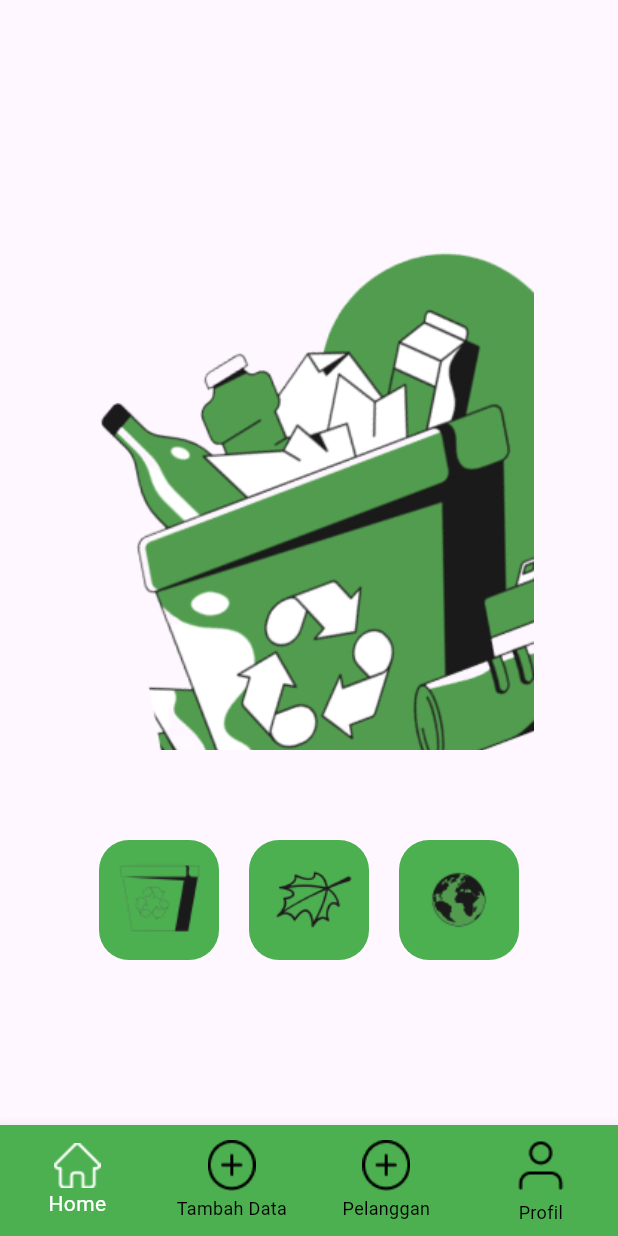
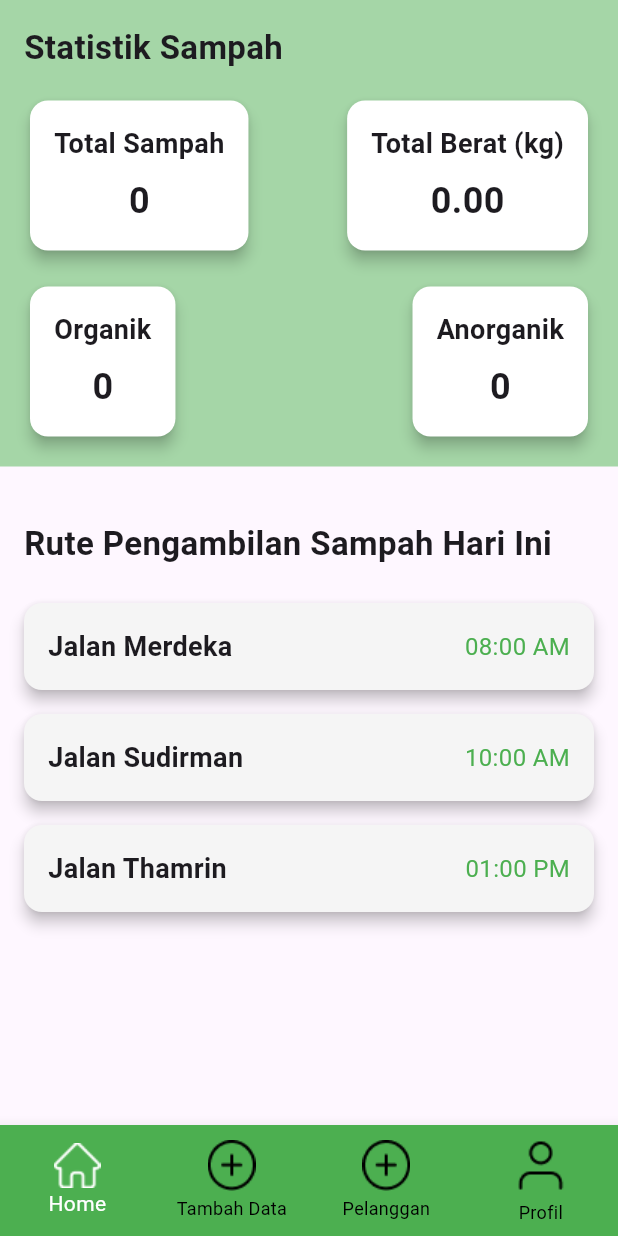
Before and after one commit to farhanhadrawi/Mitra-Sampah, a Flutter app: the HomeScreen screen opened directly, on a phone screen of 412 x 824 dp. Run offline on Flutter 3.47's test engine with Material 3 defaults, Android fonts, the phone set to English and light mode, and no system bars; our stand-ins replace cloud_firestore, firebase_auth, firebase_core, firebase_storage, geolocator, google_maps_flutter and 1 more; accounts and stored records are empty.

Commit message:
Terbaru Brok

```diff
--- a/lib/home.dart
+++ b/lib/home.dart
@@ -1,4 +1,6 @@
+import 'package:cloud_firestore/cloud_firestore.dart';
 import 'package:flutter/material.dart';
+import 'add.dart'; // Impor halaman AddDataScreen
 import 'profile.dart';
 import 'customer.dart'; // Impor halaman customer.dart
 
@@ -11,6 +13,49 @@ class HomeScreen extends StatefulWidget {
 
 class _HomeScreenState extends State<HomeScreen> {
   int _selectedIndex = 0;
+  double totalWeight = 0;
+  int totalSampah = 0;
+  Map<String, int> wasteCount = {'Organik': 0, 'Anorganik': 0};
+
+  // Data rute pengambilan sampah hari ini (contoh data statis)
+  final List<Map<String, String>> routes = [
+    {"route": "Jalan Merdeka", "time": "08:00 AM"},
+    {"route": "Jalan Sudirman", "time": "10:00 AM"},
+    {"route": "Jalan Thamrin", "time": "01:00 PM"},
+  ];
+
+  @override
+  void initState() {
+    super.initState();
+    _fetchStats();
+  }
+
+  // Mengambil statistik sampah dari Firestore
+  Future<void> _fetchStats() async {
+    final snapshot =
+        await FirebaseFirestore.instance.collection('wasteData').get();
+
+    double weight = 0;
+    int sampahCount = 0;
+    Map<String, int> count = {'Organik': 0, 'Anorganik': 0};
+
+    snapshot.docs.forEach((doc) {
+      double docWeight = doc['weight']?.toDouble() ?? 0;
+      weight += docWeight;
+      sampahCount++;
+
+      String wasteType = doc['wasteType'] ?? '';
+      if (count.containsKey(wasteType)) {
+        count[wasteType] = count[wasteType]! + 1;
+      }
+    });
+
+    setState(() {
+      totalWeight = weight;
+      totalSampah = sampahCount;
+      wasteCount = count;
+    });
+  }
 
   void _onItemTapped(int index) {
     setState(() {
@@ -18,18 +63,19 @@ class _HomeScreenState extends State<HomeScreen> {
     });
   }
 
+  // Menyusun widget untuk tampilan menu
   static final List<Widget> _widgetOptions = <Widget>[
-    const HomeContent(),
-    const Center(
-        child: Text('Tambah Data')), // Placeholder untuk halaman Tambah Data
-    const CustomerScreen(), // Arahkan ke halaman customer
-    const ProfileScreen(), // Halaman profil
+    const HomeContent(), // Halaman Home
+    const AddDataScreen(), // Halaman AddDataScreen
+    const CustomerScreen(), // Halaman Customer
+    const ProfileScreen(), // Halaman Profile
   ];
 
   @override
   Widget build(BuildContext context) {
     return Scaffold(
-      body: _widgetOptions.elementAt(_selectedIndex),
+      body: _widgetOptions[
+          _selectedIndex], // Menampilkan widget sesuai pilihan BottomNavigationBar
       bottomNavigationBar: BottomNavigationBar(
         items: <BottomNavigationBarItem>[
           BottomNavigationBarItem(
@@ -79,44 +125,113 @@ class HomeContent extends StatelessWidget {
 
   @override
   Widget build(BuildContext context) {
-    return Column(
-      mainAxisAlignment: MainAxisAlignment.center,
+    // Ambil instance dari _HomeScreenState untuk mengakses statistik
+    final _HomeScreenState homeState =
+        context.findAncestorStateOfType<_HomeScreenState>()!;
+
+    return SingleChildScrollView(
+      child: Column(
         children: [
-        SizedBox(
-          width: 300,
-          height: 400,
-          child: Image.asset(
-            'assets/image1.png',
-            fit: BoxFit.contain,
+          // Statistik Sampah
+          Container(
+            padding: const EdgeInsets.all(16.0),
+            color: Colors.green[200],
+            child: Column(
+              crossAxisAlignment: CrossAxisAlignment.start,
+              children: [
+                const Text(
+                  'Statistik Sampah',
+                  style: TextStyle(fontSize: 22, fontWeight: FontWeight.bold),
                 ),
+                const SizedBox(height: 16),
+                Row(
+                  mainAxisAlignment: MainAxisAlignment.spaceBetween,
+                  children: [
+                    _statCard('Total Sampah', homeState.totalSampah.toString()),
+                    _statCard('Total Berat (kg)',
+                        homeState.totalWeight.toStringAsFixed(2)),
+                  ],
                 ),
-        const SizedBox(height: 50),
+                const SizedBox(height: 16),
                 Row(
-          mainAxisAlignment: MainAxisAlignment.center,
+                  mainAxisAlignment: MainAxisAlignment.spaceBetween,
                   children: [
-            _buildIconButton(context, 'assets/icon1.png'),
-            const SizedBox(width: 20),
-            _buildIconButton(context, 'assets/icon2.png'),
-            const SizedBox(width: 20),
-            _buildIconButton(context, 'assets/icon3.png'),
+                    _statCard(
+                        'Organik', homeState.wasteCount['Organik'].toString()),
+                    _statCard('Anorganik',
+                        homeState.wasteCount['Anorganik'].toString()),
                   ],
                 ),
               ],
+            ),
+          ),
+          const SizedBox(height: 20),
+
+          // Rute Pengambilan Sampah Hari Ini
+          Container(
+            padding: const EdgeInsets.all(16.0),
+            child: Column(
+              crossAxisAlignment: CrossAxisAlignment.start,
+              children: [
+                const Text(
+                  'Rute Pengambilan Sampah Hari Ini',
+                  style: TextStyle(fontSize: 22, fontWeight: FontWeight.bold),
+                ),
+                const SizedBox(height: 16),
+                ...homeState.routes
+                    .map((route) => _routeCard(route['route']!, route['time']!))
+                    .toList(),
+              ],
+            ),
+          ),
+        ],
+      ),
     );
   }
 
-  Widget _buildIconButton(BuildContext context, String assetPath) {
-    return Container(
-      width: 80,
-      height: 80,
-      decoration: BoxDecoration(
-        color: Colors.green,
-        borderRadius: BorderRadius.circular(20),
+  Widget _statCard(String title, String value) {
+    return Card(
+      color: Colors.white,
+      elevation: 4,
+      child: Padding(
+        padding: const EdgeInsets.all(16.0),
+        child: Column(
+          children: [
+            Text(
+              title,
+              style: const TextStyle(fontSize: 18, fontWeight: FontWeight.bold),
             ),
-      child: IconButton(
-        icon: Image.asset(assetPath),
-        iconSize: 40,
-        onPressed: () {},
+            const SizedBox(height: 8),
+            Text(
+              value,
+              style: const TextStyle(fontSize: 24, fontWeight: FontWeight.w600),
+            ),
+          ],
+        ),
+      ),
+    );
+  }
+
+  Widget _routeCard(String route, String time) {
+    return Card(
+      color: Colors.grey[100],
+      margin: const EdgeInsets.symmetric(vertical: 8.0),
+      elevation: 4,
+      child: Padding(
+        padding: const EdgeInsets.all(16.0),
+        child: Row(
+          mainAxisAlignment: MainAxisAlignment.spaceBetween,
+          children: [
+            Text(
+              route,
+              style: const TextStyle(fontSize: 18, fontWeight: FontWeight.bold),
+            ),
+            Text(
+              time,
+              style: const TextStyle(fontSize: 16, color: Colors.green),
+            ),
+          ],
+        ),
       ),
     );
   }
--- a/lib/login.dart
+++ b/lib/login.dart
@@ -2,6 +2,7 @@
 import 'package:firebase_auth/firebase_auth.dart';
 import 'package:flutter/material.dart';
 import 'home.dart';
+import 'reset_password.dart';
 
 class LoginScreen extends StatefulWidget {
   const LoginScreen({super.key});
@@ -116,7 +117,10 @@ class _LoginScreenState extends State<LoginScreen> {
             const SizedBox(height: 20),
             TextButton(
               onPressed: () {
-                // Tambahkan navigasi ke halaman lupa password jika ada
+                Navigator.of(context).push(
+                  MaterialPageRoute(
+                      builder: (context) => const ResetPasswordScreen()),
+                );
               },
               child: const Text(
                 'Lupa Password?',
--- a/pubspec.yaml
+++ b/pubspec.yaml
@@ -19,7 +19,7 @@ publish_to: "none" # Remove this line if you wish to publish to pub.dev
 version: 1.0.0+1
 
 environment:
-  sdk: ^3.5.4
+  sdk: ">=3.5.1 <4.0.0"
 
 # Dependencies specify other packages that your package needs in order to work.
 # To automatically upgrade your package dependencies to the latest versions
```
Also changed, not shown: lib/add.dart (added, +120 -0 lines), lib/reset_password.dart (added, +95 -0 lines), pubspec.lock, 1 other file. Lines whose indentation alone changed are shown as unchanged.
